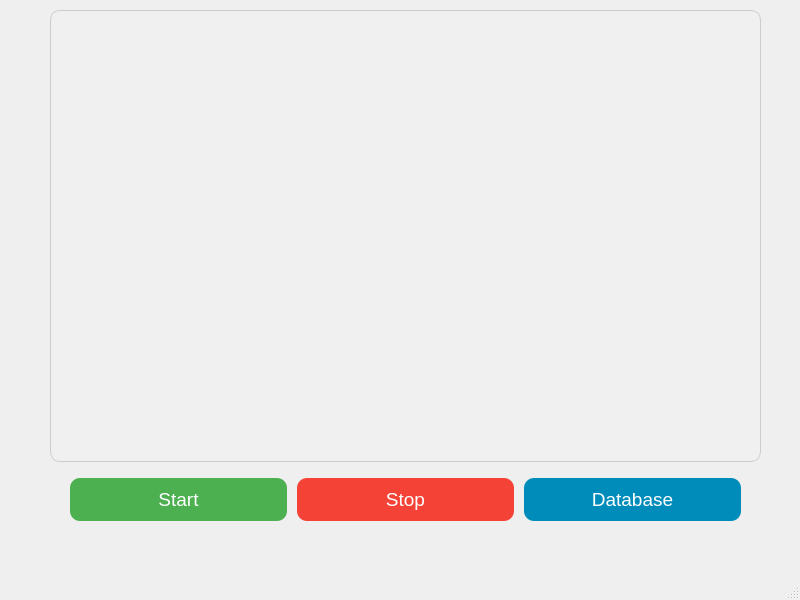
This is Server/Server/mainwindow.ui in Nurzamat123/Diplomka as Qt 5 draws it before an edit. The edited form follows.
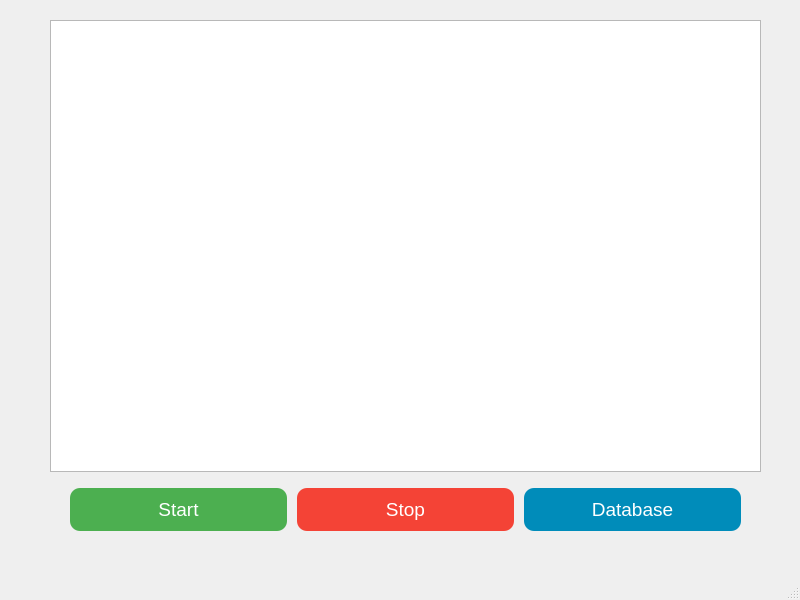
This is the edited form.

What changed in the file:
```diff
--- a/Server/Server/mainwindow.ui
+++ b/Server/Server/mainwindow.ui
@@ -18,7 +18,7 @@
     <property name="geometry">
      <rect>
       <x>50</x>
-      <y>10</y>
+      <y>20</y>
       <width>711</width>
       <height>521</height>
      </rect>
@@ -36,7 +36,7 @@
         </size>
        </property>
        <property name="styleSheet">
-        <string>
+        <string notr="true">
         QTextBrowser {
             background-color: #f0f0f0;
             border: 1px solid #cccccc;
@@ -45,6 +45,7 @@
             font-family: Arial, sans-serif;
             font-size: 14pt;
         }
+rgb(136, 255, 134);
        </string>
        </property>
       </widget>
```
Left out of the diff: 2 changed lines with no effect on the pictures.
